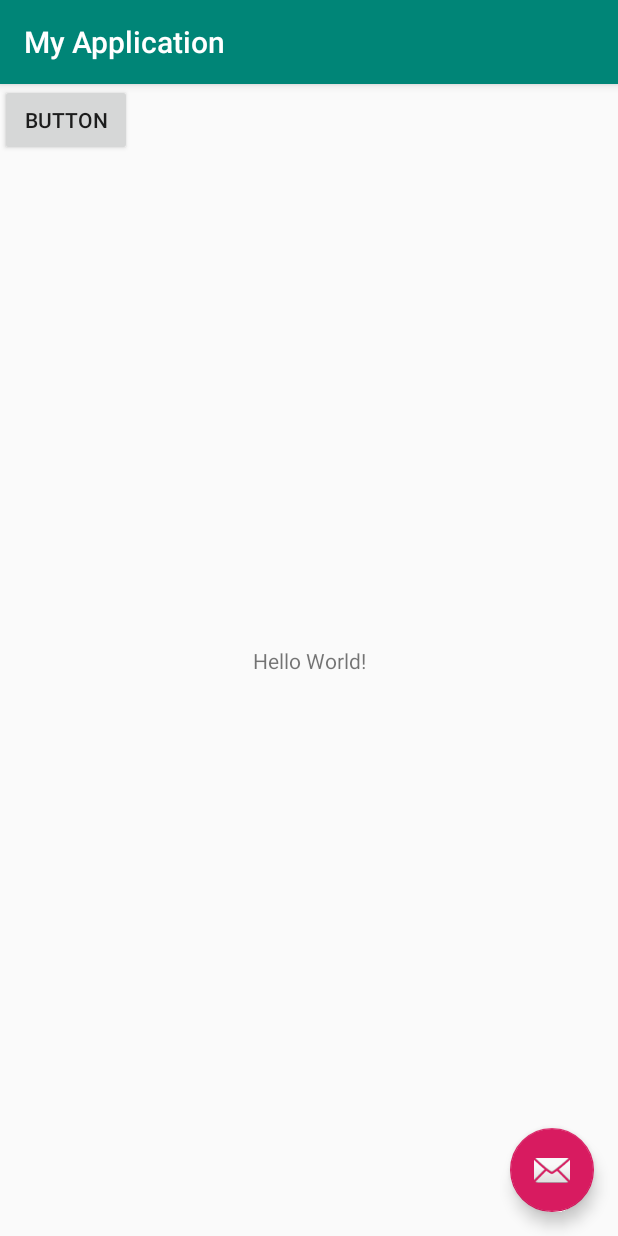
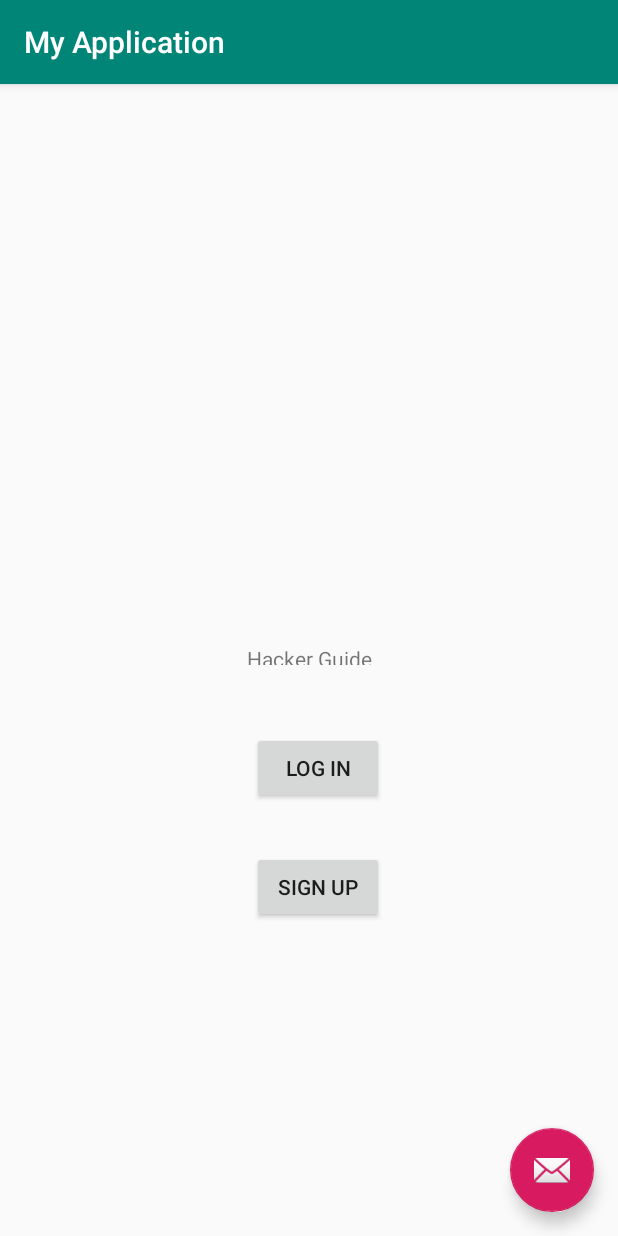
Before and after one commit to shefaliqamar/ACMHacks2019, an Android app: the screen it shows after launch (MainActivity), on a phone screen of 412 x 824 dp. Run offline under Robolectric (Android 15) with nearby library versions, the phone set to English and light mode, and no system bars.

Commit message:
Commiting login.java and MainActivity.java, and activity and login xml files.

```diff
--- a/app/src/main/java/com/example/myapplication/MainActivity.java
+++ b/app/src/main/java/com/example/myapplication/MainActivity.java
@@ -20,15 +20,14 @@ public class MainActivity extends AppCompatActivity {
         setContentView(R.layout.activity_main);
         Toolbar toolbar = findViewById(R.id.toolbar);
         setSupportActionBar(toolbar);
-        Button button2 = findViewById(R.id.button2);
-        button2.setOnClickListener(new View.OnClickListener() {
 
-                                       public void onClick(View v) {
-                                           // Code here executes on main thread after user presses button
-                                           Log.d("shefu", "button is working");
-                                           setContentView(R.layout.activity_login);
-                                       }
-                                   }
-        );
+        Button login = findViewById(R.id.login);
+        login.setOnClickListener(new View.OnClickListener() {
+            public void onClick(View v) {
+                Log.d("katrin", "button is working");
+                setContentView(R.layout.activity_login);
+            }
+        });
+
     }
 }
--- a/app/src/main/res/layout/activity_main.xml
+++ b/app/src/main/res/layout/activity_main.xml
@@ -20,7 +20,9 @@
 
     </android.support.design.widget.AppBarLayout>
 
-    <include layout="@layout/content_main" />
+    <include
+        layout="@layout/content_main"
+        android:layout_height="716dp" />
 
     <android.support.design.widget.FloatingActionButton
         android:id="@+id/fab"
--- a/app/src/main/res/layout/content_main.xml
+++ b/app/src/main/res/layout/content_main.xml
@@ -11,19 +11,40 @@
     <TextView
         android:id="@+id/textView"
         android:layout_width="wrap_content"
-        android:layout_height="wrap_content"
-        android:text="Hello World!"
+        android:layout_height="14dp"
+        android:layout_marginBottom="8dp"
+        android:text="Hacker Guide"
         app:layout_constraintBottom_toBottomOf="parent"
         app:layout_constraintLeft_toLeftOf="parent"
         app:layout_constraintRight_toRightOf="parent"
         app:layout_constraintTop_toTopOf="parent" />
 
     <Button
-        android:id="@+id/button2"
+        android:id="@+id/login"
         android:layout_width="wrap_content"
         android:layout_height="wrap_content"
-        android:text="Button"
-        tools:layout_editor_absoluteX="158dp"
-        tools:layout_editor_absoluteY="611dp" />
+        android:layout_marginTop="8dp"
+        android:layout_marginEnd="156dp"
+        android:layout_marginRight="156dp"
+        android:layout_marginBottom="8dp"
+        android:text="Log In"
+        app:layout_constraintBottom_toBottomOf="parent"
+        app:layout_constraintEnd_toEndOf="parent"
+        app:layout_constraintTop_toTopOf="parent"
+        app:layout_constraintVertical_bias="0.602" />
+
+    <Button
+        android:id="@+id/signup"
+        android:layout_width="wrap_content"
+        android:layout_height="wrap_content"
+        android:layout_marginTop="8dp"
+        android:layout_marginEnd="156dp"
+        android:layout_marginRight="156dp"
+        android:layout_marginBottom="8dp"
+        android:text="Sign Up"
+        app:layout_constraintBottom_toBottomOf="parent"
+        app:layout_constraintEnd_toEndOf="parent"
+        app:layout_constraintTop_toTopOf="parent"
+        app:layout_constraintVertical_bias="0.715" />
 
 </android.support.constraint.ConstraintLayout>
```
Also changed, not shown: app/src/main/java/com/example/myapplication/login.java (+9 -7 lines), app/src/main/res/layout/content_login.xml (+22 -10 lines).
